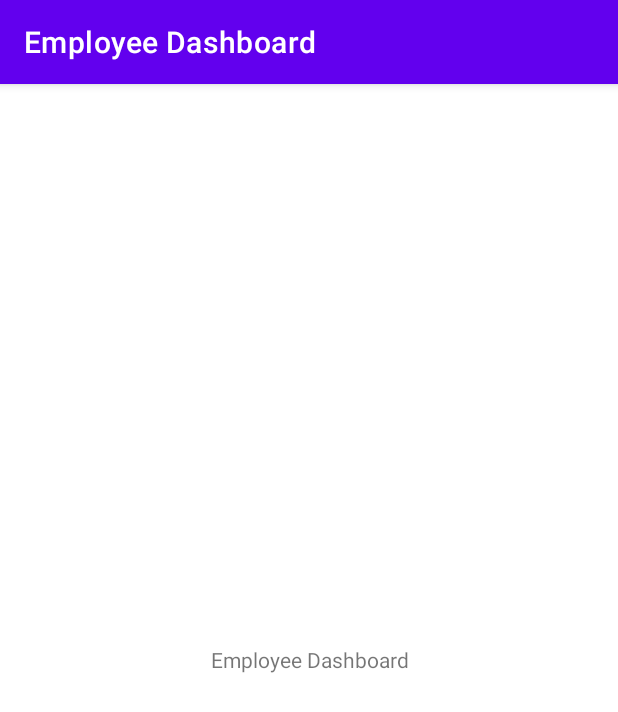
After one commit to Sonia364/The_Achievers_Final_Project_MAD3125, an Android app: the EmployeeDetail screen opened directly, with no data from a screen before it, on a phone screen of 412 x 824 dp. The commit adds this screen. Shown: the top 712 px of the screen. Run offline under Robolectric (Android 15) with nearby library versions, the phone set to English and light mode, and no system bars; 1 statement that could not run was skipped.

Commit message:
Added employee detail activity and added functionality to show details of employees on item click in list view.

```diff
--- /dev/null
+++ b/app/src/main/java/com/sonia/the_achievers_final_project_mad3125/views/EmployeeDetail.java
@@ -0,0 +1,27 @@
+package com.sonia.the_achievers_final_project_mad3125.views;
+
+import androidx.appcompat.app.AppCompatActivity;
+
+import android.annotation.SuppressLint;
+import android.os.Bundle;
+import android.widget.TextView;
+
+import com.sonia.the_achievers_final_project_mad3125.EmployeeApplication;
+import com.sonia.the_achievers_final_project_mad3125.R;
+
+public class EmployeeDetail extends AppCompatActivity {
+    TextView main;
+    String i;
+
+    @SuppressLint("SetTextI18n")
+    @Override
+    protected void onCreate(Bundle savedInstanceState) {
+        super.onCreate(savedInstanceState);
+        setContentView(R.layout.activity_employee_detail2);
+        main = findViewById(R.id.main);
+        i = getIntent().getStringExtra("key");
+        main.setText("Name : " + EmployeeApplication.getList().get(Integer.parseInt(i)).getEmployeeName() + "\n"
+                + "Type  : " + EmployeeApplication.getList().get(Integer.parseInt(i)).getEmployeeType() + "\n" + "Id : " + EmployeeApplication.getList().get(Integer.parseInt(i)).getId());
+    }
+
+}
--- /dev/null
+++ b/app/src/main/res/layout/activity_employee_detail2.xml
@@ -0,0 +1,18 @@
+<?xml version="1.0" encoding="utf-8"?>
+<androidx.constraintlayout.widget.ConstraintLayout xmlns:android="http://schemas.android.com/apk/res/android"
+    xmlns:app="http://schemas.android.com/apk/res-auto"
+    xmlns:tools="http://schemas.android.com/tools"
+    android:layout_width="match_parent"
+    android:layout_height="match_parent"
+    tools:context=".views.EmployeeDetail">
+
+    <TextView
+        android:id="@+id/main"
+        android:layout_width="match_parent"
+        android:layout_height="match_parent"
+        android:gravity="center"
+        android:text="@string/app_name"
+        app:layout_constraintEnd_toEndOf="parent"
+        app:layout_constraintStart_toStartOf="parent"
+        app:layout_constraintTop_toTopOf="parent" />
+</androidx.constraintlayout.widget.ConstraintLayout>
--- a/app/src/main/res/layout/employee_layout.xml
+++ b/app/src/main/res/layout/employee_layout.xml
@@ -1,5 +1,6 @@
 <?xml version="1.0" encoding="utf-8"?>
 <LinearLayout xmlns:android="http://schemas.android.com/apk/res/android"
+    android:id="@+id/item_adapter"
     android:layout_width="match_parent"
     android:layout_height="match_parent"
     xmlns:tools="http://schemas.android.com/tools"
```
Also changed, not shown: app/src/main/AndroidManifest.xml (+7 -0 lines), app/src/main/java/com/sonia/the_achievers_final_project_mad3125/models/EmployeeAdapter.java (+15 -1 lines), app/src/main/java/com/sonia/the_achievers_final_project_mad3125/views/EmployeeDashboard.java (+11 -2 lines).
